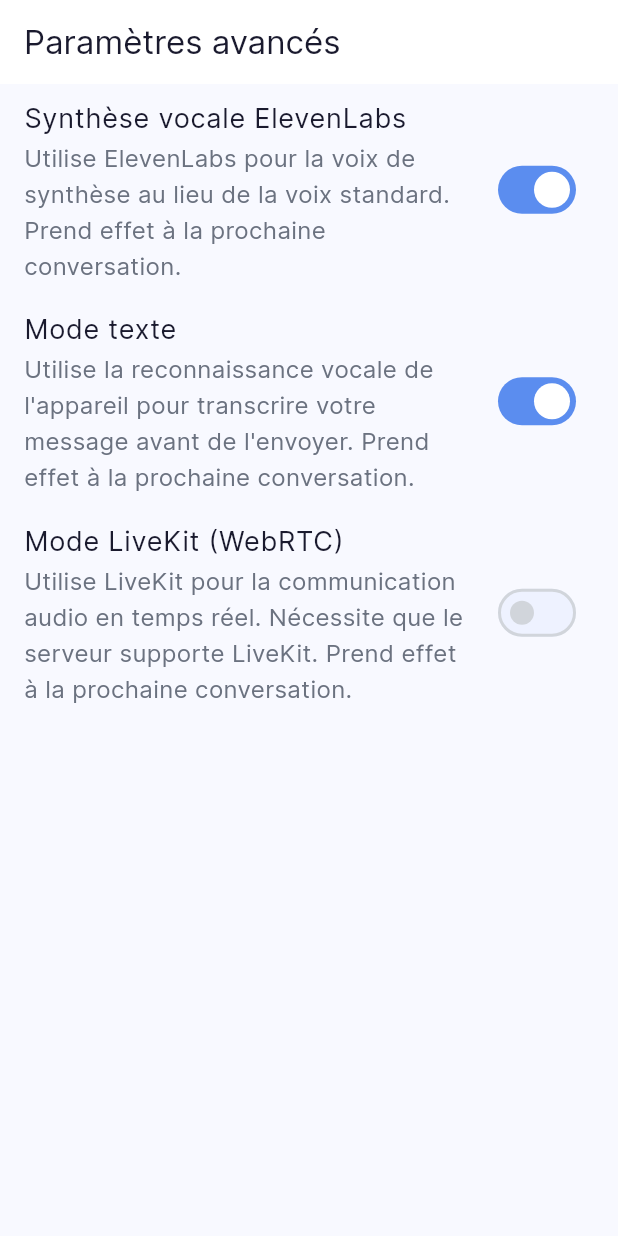
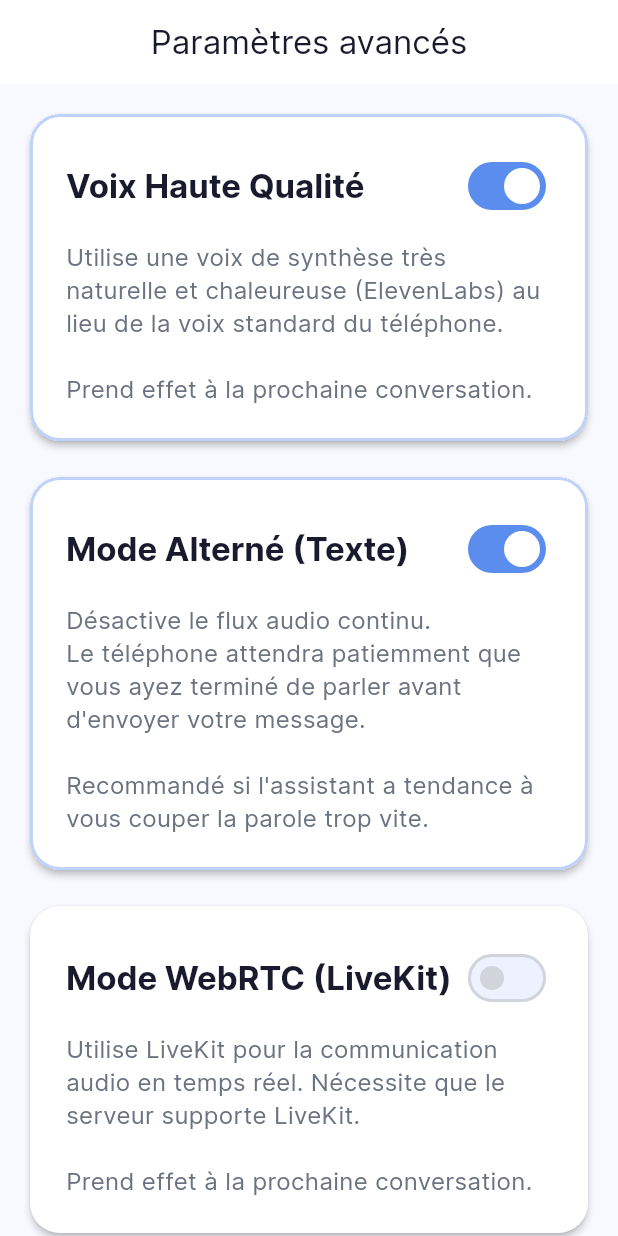
Before and after one commit to Litote/alzheimer-assistant, a Flutter app: the SettingsScreen screen opened by its route, on a phone screen of 412 x 824 dp. Run offline on Flutter 3.47's test engine with Material 3 defaults, Android fonts, the phone set to English and light mode, and no system bars; our stand-ins replace audioplayers, flutter_bloc, flutter_contacts, flutter_tts, freezed_annotation, go_router and 5 more; missing offline and left inert: flutter_pcm_sound, flutter_phone_direct_caller, livekit_client, record; accounts and stored records are empty.

Commit message:
feat(front): adapt suggestions from @eMxPi (PR #22)   - Delete temporary WAV/MP3 files after playback to avoid filling device storage (buffered_audio_player_service, tts_service)   - Adapt RMS interruption threshold dynamically from measured background noise instead of hardcoded 3500 (~1s calibration on Listening entry)   - Replace SwitchListTile with full-width tappable Card in settings screen for better accessibility (larger touch targets for elderly users)   - Emit Listening(statusLabel: 'Je réfléchis...') in text mode after sendText() so the UI gives feedback while waiting for the server

```diff
--- a/front/lib/features/assistant/presentation/widgets/response_bubble.dart
+++ b/front/lib/features/assistant/presentation/widgets/response_bubble.dart
@@ -2,6 +2,8 @@ import 'package:flutter/material.dart';
 import 'package:flutter_bloc/flutter_bloc.dart';
 import 'package:alzheimer_assistant/features/assistant/presentation/bloc/assistant_state.dart';
 import 'package:alzheimer_assistant/features/assistant/presentation/bloc/assistant_bloc.dart';
+
+const _expandImageSemanticLabel = 'Photo — appuyez pour agrandir';
 
 class ResponseBubble extends StatelessWidget {
   const ResponseBubble({super.key});
@@ -12,7 +14,7 @@ class ResponseBubble extends StatelessWidget {
       builder: (context, state) {
         final (text, isError, semanticLabel) = switch (state) {
           Listening(imageUrl: final img) when img.isNotEmpty =>
-            ('', false, 'Photo — appuyez pour agrandir'),
+            ('', false, _expandImageSemanticLabel),
           Listening(interimTranscript: final t) when t.isNotEmpty =>
             (t, false, 'Vous dites : $t'),
           Listening(statusLabel: final l) when l.isNotEmpty =>
@@ -22,9 +24,9 @@ class ResponseBubble extends StatelessWidget {
           // When an image is displayed, suppress all text so only the image
           // (and its tap hint) appears.
           Speaking(imageUrl: final img) when img.isNotEmpty =>
-            ('', false, 'Photo — appuyez pour agrandir'),
+            ('', false, _expandImageSemanticLabel),
           Idle(imageUrl: final img) when img.isNotEmpty =>
-            ('', false, 'Photo — appuyez pour agrandir'),
+            ('', false, _expandImageSemanticLabel),
           Speaking(responseText: final r) when r.isNotEmpty =>
             (r, false, 'Réponse de l\'assistant : $r'),
           Speaking(userTranscript: final u) when u.isNotEmpty =>
--- a/front/lib/features/settings/presentation/screens/settings_screen.dart
+++ b/front/lib/features/settings/presentation/screens/settings_screen.dart
@@ -36,46 +36,56 @@ class _SettingsScreenState extends State<SettingsScreen> {
 
   @override
   Widget build(BuildContext context) {
+    final theme = Theme.of(context);
+
     return Scaffold(
-      appBar: AppBar(title: const Text('Paramètres avancés')),
+      appBar: AppBar(
+        title: const Text('Paramètres avancés'),
+        centerTitle: true,
+      ),
       body: !_loaded
           ? const Center(child: CircularProgressIndicator())
           : ListView(
+              padding: const EdgeInsets.all(20),
               children: [
-                SwitchListTile(
-                  title: const Text('Synthèse vocale ElevenLabs'),
-                  subtitle: const Text(
-                    'Utilise ElevenLabs pour la voix de synthèse au lieu de la voix standard. '
-                    'Prend effet à la prochaine conversation.',
-                  ),
+                _SettingCard(
+                  title: 'Voix Haute Qualité',
+                  description:
+                      'Utilise une voix de synthèse très naturelle et chaleureuse '
+                      '(ElevenLabs) au lieu de la voix standard du téléphone.\n\n'
+                      'Prend effet à la prochaine conversation.',
                   value: _useElevenLabs,
-                  onChanged: (value) async {
+                  theme: theme,
+                  onToggle: (value) async {
                     await widget.settingsService.setUseElevenLabs(value);
                     setState(() => _useElevenLabs = value);
                   },
                 ),
-                SwitchListTile(
-                  title: const Text('Mode texte'),
-                  subtitle: const Text(
-                    'Utilise la reconnaissance vocale de l\'appareil pour transcrire '
-                    'votre message avant de l\'envoyer. '
-                    'Prend effet à la prochaine conversation.',
-                  ),
+                const SizedBox(height: 24),
+                _SettingCard(
+                  title: 'Mode Alterné (Texte)',
+                  description:
+                      'Désactive le flux audio continu.\n'
+                      'Le téléphone attendra patiemment que vous ayez terminé '
+                      'de parler avant d\'envoyer votre message.\n\n'
+                      'Recommandé si l\'assistant a tendance à vous couper la parole trop vite.',
                   value: _useTextMode,
-                  onChanged: (value) async {
+                  theme: theme,
+                  onToggle: (value) async {
                     await widget.settingsService.setUseTextMode(value);
                     setState(() => _useTextMode = value);
                   },
                 ),
-                SwitchListTile(
-                  title: const Text('Mode LiveKit (WebRTC)'),
-                  subtitle: const Text(
-                    'Utilise LiveKit pour la communication audio en temps réel. '
-                    'Nécessite que le serveur supporte LiveKit. '
-                    'Prend effet à la prochaine conversation.',
-                  ),
+                const SizedBox(height: 24),
+                _SettingCard(
+                  title: 'Mode WebRTC (LiveKit)',
+                  description:
+                      'Utilise LiveKit pour la communication audio en temps réel. '
+                      'Nécessite que le serveur supporte LiveKit.\n\n'
+                      'Prend effet à la prochaine conversation.',
                   value: _useLiveKit,
-                  onChanged: (value) async {
+                  theme: theme,
+                  onToggle: (value) async {
                     await widget.settingsService.setUseLiveKit(value);
                     setState(() => _useLiveKit = value);
                   },
@@ -85,3 +95,76 @@ class _SettingsScreenState extends State<SettingsScreen> {
     );
   }
 }
+
+/// Full-width tappable card for a single setting toggle.
+/// Both the card body and the switch itself toggle the value.
+class _SettingCard extends StatelessWidget {
+  const _SettingCard({
+    required this.title,
+    required this.description,
+    required this.value,
+    required this.theme,
+    required this.onToggle,
+  });
+
+  final String title;
+  final String description;
+  final bool value;
+  final ThemeData theme;
+  final Future<void> Function(bool) onToggle;
+
+  @override
+  Widget build(BuildContext context) {
+    return Card(
+      elevation: 2,
+      shape: RoundedRectangleBorder(
+        borderRadius: BorderRadius.circular(20),
+        side: BorderSide(
+          color: value
+              ? theme.colorScheme.primary.withAlpha(100)
+              : Colors.transparent,
+          width: 2,
+        ),
+      ),
+      // Required so the InkWell ripple respects the rounded corners.
+      clipBehavior: Clip.hardEdge,
+      child: InkWell(
+        onTap: () => onToggle(!value),
+        child: Padding(
+          padding: const EdgeInsets.all(24),
+          child: Column(
+            crossAxisAlignment: CrossAxisAlignment.start,
+            children: [
+              Row(
+                mainAxisAlignment: MainAxisAlignment.spaceBetween,
+                children: [
+                  Expanded(
+                    child: Text(
+                      title,
+                      style: theme.textTheme.titleLarge?.copyWith(
+                        fontWeight: FontWeight.bold,
+                        color: theme.colorScheme.onSurface,
+                      ),
+                    ),
+                  ),
+                  Switch(
+                    value: value,
+                    onChanged: onToggle,
+                  ),
+                ],
+              ),
+              const SizedBox(height: 12),
+              Text(
+                description,
+                style: theme.textTheme.bodyMedium?.copyWith(
+                  color: theme.colorScheme.onSurfaceVariant,
+                  height: 1.4,
+                ),
+              ),
+            ],
+          ),
+        ),
+      ),
+    );
+  }
+}
```
Also changed, not shown: front/lib/features/assistant/data/repositories/livekit_audio_repository.dart (+94 -9 lines), front/lib/features/assistant/presentation/bloc/assistant_bloc.dart (+50 -13 lines), front/lib/shared/services/buffered_audio_player_service.dart (+24 -5 lines), front/lib/shared/services/tts_service.dart (+20 -5 lines), 5 other files.
